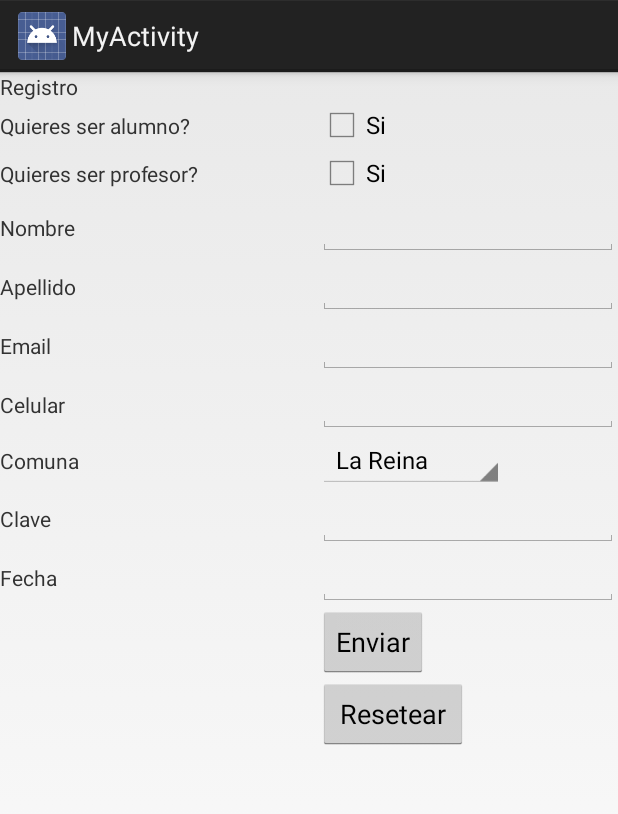
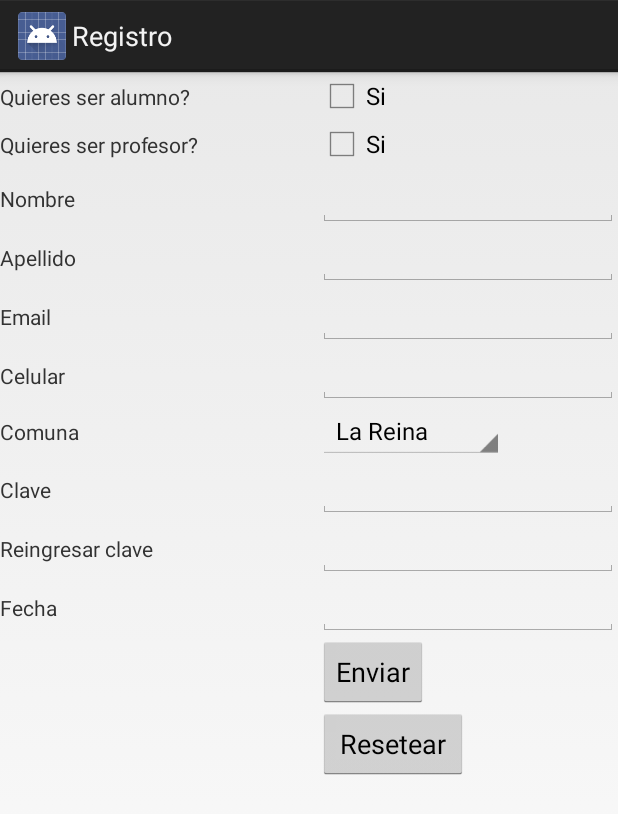
Before and after one commit to MyClases/MyClases3, an Android app: the MyActivity screen opened directly, with no data from a screen before it, on a phone screen of 412 x 824 dp. Shown: the top 814 px of the screen. Run offline under Robolectric (Android 15) with nearby library versions, the phone set to English and light mode, and no system bars.

Commit message:
cambios1
cambio en el registro y en el database manager y en los layouts pum

```diff
--- a/app/src/main/java/com/example/user/myclases/MyActivity.java
+++ b/app/src/main/java/com/example/user/myclases/MyActivity.java
@@ -10,6 +10,7 @@ import android.widget.Button;
 import android.widget.CheckBox;
 import android.widget.Spinner;
 import android.widget.TextView;
+import android.widget.Toast;
 
 import com.example.user.myclases.data.DataBaseManager;
 import com.example.user.myclases.data.MyProfe;
@@ -26,7 +27,7 @@ public class MyActivity extends Activity implements View.OnClickListener {
     private TextView mail;
     private TextView celular;
     private Spinner comuna;
-    private TextView clave;
+    private TextView clave,clave1;
     private CheckBox profesor,alumno;
     private MyProfe globalVariable;
     private Spinner spinner3;
@@ -36,8 +37,7 @@ public class MyActivity extends Activity implements View.OnClickListener {
     protected void onCreate(Bundle savedInstanceState) {
         super.onCreate(savedInstanceState);
         setContentView(R.layout.activity_my);
-        boton = (Button) findViewById(R.id.ButtonEnviar);
-            boton.setOnClickListener(this);
+
         btn = (Button) findViewById(R.id.ButtonResetear);
         nombre = (TextView) findViewById(R.id.EditTextNombre);
         apellido = (TextView) findViewById(R.id.EditTextApellido);
@@ -47,6 +47,7 @@ public class MyActivity extends Activity implements View.OnClickListener {
         clave = (TextView) findViewById(R.id.editTextClave);
         profesor=(CheckBox) findViewById(R.id.checkBox2);
         alumno=(CheckBox) findViewById(R.id.checkBox);
+        clave1 = (TextView) findViewById(R.id.editTextClave1);
         boto = (Button) findViewById(R.id.ButtonEnviar);
         boto.setOnClickListener(this);
         DatosPorDefecto1();
@@ -83,10 +84,12 @@ public class MyActivity extends Activity implements View.OnClickListener {
             String cuarto =celular.getText().toString();
             String quinto =comuna.getSelectedItem().toString();
             String sexto =clave.getText().toString();
+            String clave2 =clave1.getText().toString();
             String uno ="1";
             String cero ="0";
             globalVariable.setContrasena(sexto);
             globalVariable.setNombre(primero);
+            if(clave2.equals(sexto)){
             if(profesor.isChecked()==true){if(alumno.isChecked()==true){
             manager = new DataBaseManager(this);
             manager.insertar2(primero,segundo,tercero,cuarto,quinto,uno,uno,sexto);
@@ -99,6 +102,8 @@ public class MyActivity extends Activity implements View.OnClickListener {
                 manager.insertar2(primero,segundo,tercero,cuarto,quinto,cero,uno,sexto);}
             Intent a = new Intent(this, Menus.class);
             startActivity(a);}
+            else{ Toast toast = Toast.makeText(this, "Las contraseñas no coinciden", Toast.LENGTH_LONG);
+                toast.show();}}
         if (view.getId() == R.id.ButtonResetear) {
 
             nombre.setText("");
--- a/app/src/main/java/com/example/user/myclases/asignatura.java
+++ b/app/src/main/java/com/example/user/myclases/asignatura.java
@@ -53,11 +53,11 @@ public class asignatura extends Activity implements View.OnClickListener {
             }
             Intent i=new Intent(this,Menus.class) ;
             startActivity(i);
-                Toast toast = Toast.makeText(this, "Contraseña correcta", Toast.LENGTH_LONG);
+                Toast toast = Toast.makeText(this, "Cambio exitoso", Toast.LENGTH_LONG);
                 toast.show();}
 
         else{
-            Toast toast = Toast.makeText(this, "Contraseña incorrecta", Toast.LENGTH_LONG);
+            Toast toast = Toast.makeText(this, "Cambio no exitoso", Toast.LENGTH_LONG);
             toast.show();}
             }}
 
--- a/app/src/main/java/com/example/user/myclases/data/DataBaseManager.java
+++ b/app/src/main/java/com/example/user/myclases/data/DataBaseManager.java
@@ -174,7 +174,7 @@ public class DataBaseManager {
     }
     public Cursor contraseña1(String contraseña) {
         Cursor mCursor =
-                db.rawQuery("select nombre,apellido from usuarios WHERE clave= '" + contraseña + "';", null);
+                db.rawQuery("select mail,apellido from usuarios WHERE clave= '" + contraseña + "';", null);
         if (mCursor != null) {
             mCursor.moveToFirst();
         }
--- a/app/src/main/java/com/example/user/myclases/precio.java
+++ b/app/src/main/java/com/example/user/myclases/precio.java
@@ -37,7 +37,7 @@ public class precio extends Activity implements View.OnClickListener{
                 manager.modificarprecio(globalVariable.getContrasena(),nombre.getText().toString());
                 Intent i=new Intent(this,Menus.class) ;
                 startActivity(i);
-                Toast toast = Toast.makeText(this, "Contraseña correcta", Toast.LENGTH_LONG);
+                Toast toast = Toast.makeText(this, "Cambio exitoso", Toast.LENGTH_LONG);
                 toast.show();
 
 
--- a/app/src/main/res/layout/activity_my.xml
+++ b/app/src/main/res/layout/activity_my.xml
@@ -8,16 +8,7 @@
         xmlns:android="http://schemas.android.com/apk/res/android">
 
 
-    <TextView
-        android:layout_width="wrap_content"
-        android:layout_height="wrap_content"
-        android:text="@string/RegistroTitle"
-        android:id="@+id/TextoRegisto"
-        android:layout_row="0"
-        android:layout_column="0" />
-
-
-    <TextView
+        <TextView
         android:layout_width="wrap_content"
         android:layout_height="wrap_content"
         android:text="@string/Quieres_ser_alumno"
@@ -144,12 +135,29 @@
         android:layout_row="8"
         android:layout_column="4" />
 
+        <TextView
+            android:layout_width="wrap_content"
+            android:layout_height="wrap_content"
+            android:text="@string/Clave1"
+            android:id="@+id/textoClave"
+            android:layout_row="9"
+            android:layout_column="0" />
+
+        <EditText
+            android:layout_width="wrap_content"
+            android:layout_height="wrap_content"
+            android:inputType="textPassword"
+            android:id="@+id/editTextClave1"
+            android:width="200dp"
+            android:layout_row="9"
+            android:layout_column="4" />
+
     <TextView
         android:layout_width="wrap_content"
         android:layout_height="wrap_content"
         android:text="@string/Fecha"
         android:id="@+id/textoFecha"
-        android:layout_row="9"
+        android:layout_row="10"
         android:layout_column="0" />
 
     <EditText
@@ -158,14 +166,14 @@
         android:inputType="date"
         android:width="200dp"
         android:id="@+id/editTextFecha"
-        android:layout_row="9"
+        android:layout_row="10"
         android:layout_column="4" />
 
 
     <Button android:id="@+id/ButtonEnviar"
         android:layout_width="wrap_content"
         android:layout_height="wrap_content"
-        android:layout_row="10"
+        android:layout_row="11"
         android:layout_column="4"
         android:text="@string/Enviar" />
 
@@ -174,7 +182,7 @@
         android:layout_height="wrap_content"
         android:text="@string/Resetear"
         android:width="100dp"
-        android:layout_row="11"
+        android:layout_row="12"
         android:layout_column="4" />
 
     </GridLayout>
```
Also changed, not shown: app/src/main/res/layout/activity_login.xml (+0 -12 lines), app/src/main/res/values/strings.xml (+16 -15 lines), 3 other files.
